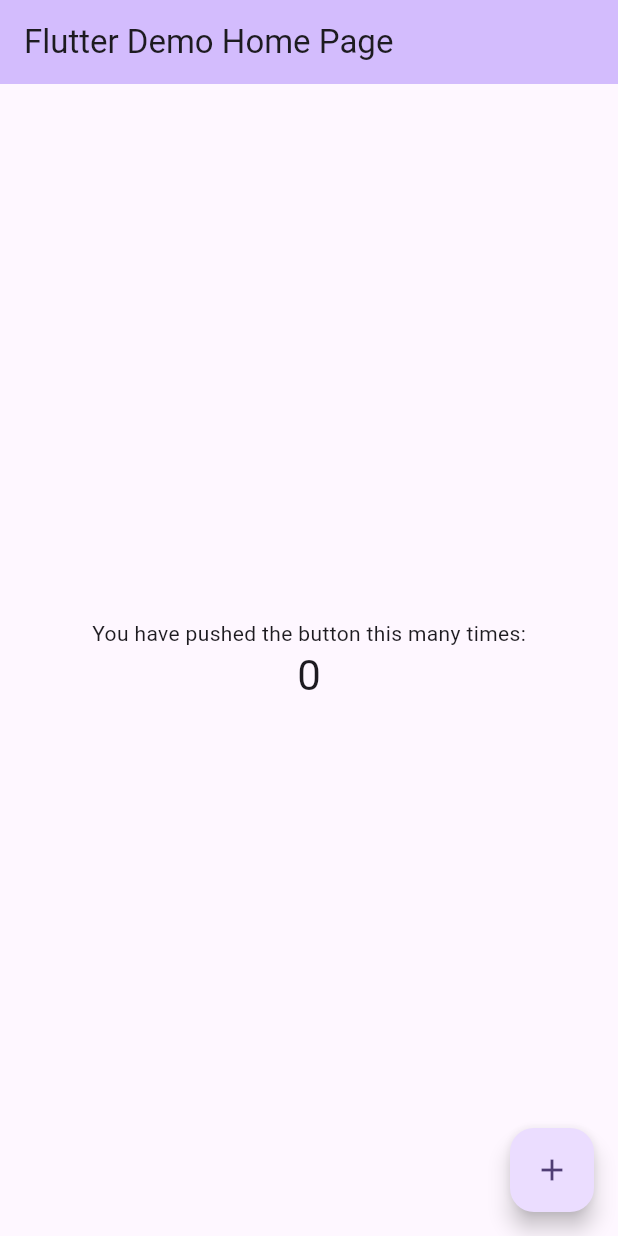
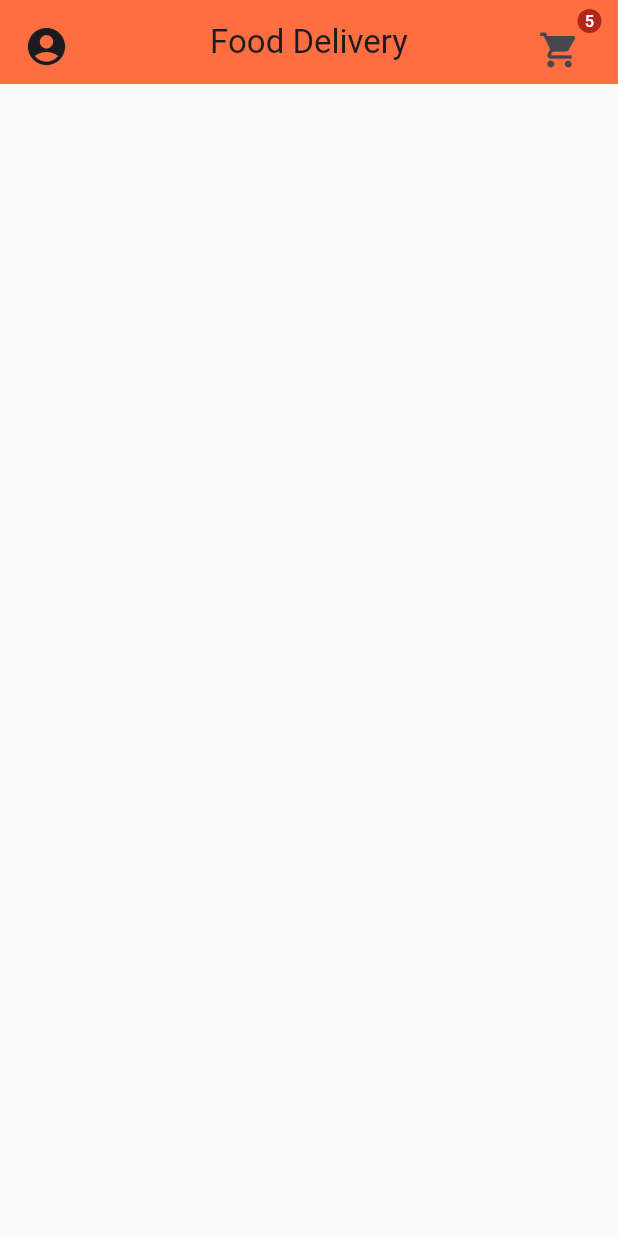
Before and after one commit to ssuvam-dev/food_delivery_app, a Flutter app: the screen it shows after launch, on a phone screen of 412 x 824 dp. Run offline on Flutter 3.47's test engine with Material 3 defaults, Android fonts, the light colour scheme and no system bars.

Commit message:
Added appbar

```diff
--- a/lib/main.dart
+++ b/lib/main.dart
@@ -1,4 +1,5 @@
 import 'package:flutter/material.dart';
+import 'package:tryfooddeliveryapp/screens/home_screen.dart';
 
 void main() {
   runApp(const MyApp());
@@ -11,115 +12,11 @@ class MyApp extends StatelessWidget {
   @override
   Widget build(BuildContext context) {
     return MaterialApp(
-      title: 'Flutter Demo',
-      theme: ThemeData(
-        // This is the theme of your application.
-        //
-        // TRY THIS: Try running your application with "flutter run". You'll see
-        // the application has a blue toolbar. Then, without quitting the app,
-        // try changing the seedColor in the colorScheme below to Colors.green
-        // and then invoke "hot reload" (save your changes or press the "hot
-        // reload" button in a Flutter-supported IDE, or press "r" if you used
-        // the command line to start the app).
-        //
-        // Notice that the counter didn't reset back to zero; the application
-        // state is not lost during the reload. To reset the state, use hot
-        // restart instead.
-        //
-        // This works for code too, not just values: Most code changes can be
-        // tested with just a hot reload.
-        colorScheme: ColorScheme.fromSeed(seedColor: Colors.deepPurple),
-        useMaterial3: true,
-      ),
-      home: const MyHomePage(title: 'Flutter Demo Home Page'),
-    );
+        title: 'Flutter Demo',
+        debugShowCheckedModeBanner: false,
+        theme: ThemeData(
+          scaffoldBackgroundColor: Colors.grey[50]
+        ),
+        home: const HomeScreen());
   }
 }
-
-class MyHomePage extends StatefulWidget {
-  const MyHomePage({super.key, required this.title});
-
-  // This widget is the home page of your application. It is stateful, meaning
-  // that it has a State object (defined below) that contains fields that affect
-  // how it looks.
-
-  // This class is the configuration for the state. It holds the values (in this
-  // case the title) provided by the parent (in this case the App widget) and
-  // used by the build method of the State. Fields in a Widget subclass are
-  // always marked "final".
-
-  final String title;
-
-  @override
-  State<MyHomePage> createState() => _MyHomePageState();
-}
-
-class _MyHomePageState extends State<MyHomePage> {
-  int _counter = 0;
-
-  void _incrementCounter() {
-    setState(() {
-      // This call to setState tells the Flutter framework that something has
-      // changed in this State, which causes it to rerun the build method below
-      // so that the display can reflect the updated values. If we changed
-      // _counter without calling setState(), then the build method would not be
-      // called again, and so nothing would appear to happen.
-      _counter++;
-    });
-  }
-
-  @override
-  Widget build(BuildContext context) {
-    // This method is rerun every time setState is called, for instance as done
-    // by the _incrementCounter method above.
-    //
-    // The Flutter framework has been optimized to make rerunning build methods
-    // fast, so that you can just rebuild anything that needs updating rather
-    // than having to individually change instances of widgets.
-    return Scaffold(
-      appBar: AppBar(
-        // TRY THIS: Try changing the color here to a specific color (to
-        // Colors.amber, perhaps?) and trigger a hot reload to see the AppBar
-        // change color while the other colors stay the same.
-        backgroundColor: Theme.of(context).colorScheme.inversePrimary,
-        // Here we take the value from the MyHomePage object that was created by
-        // the App.build method, and use it to set our appbar title.
-        title: Text(widget.title),
-      ),
-      body: Center(
-        // Center is a layout widget. It takes a single child and positions it
-        // in the middle of the parent.
-        child: Column(
-          // Column is also a layout widget. It takes a list of children and
-          // arranges them vertically. By default, it sizes itself to fit its
-          // children horizontally, and tries to be as tall as its parent.
-          //
-          // Column has various properties to control how it sizes itself and
-          // how it positions its children. Here we use mainAxisAlignment to
-          // center the children vertically; the main axis here is the vertical
-          // axis because Columns are vertical (the cross axis would be
-          // horizontal).
-          //
-          // TRY THIS: Invoke "debug painting" (choose the "Toggle Debug Paint"
-          // action in the IDE, or press "p" in the console), to see the
-          // wireframe for each widget.
-          mainAxisAlignment: MainAxisAlignment.center,
-          children: <Widget>[
-            const Text(
-              'You have pushed the button this many times:',
-            ),
-            Text(
-              '$_counter',
-              style: Theme.of(context).textTheme.headlineMedium,
-            ),
-          ],
-        ),
-      ),
-      floatingActionButton: FloatingActionButton(
-        onPressed: _incrementCounter,
-        tooltip: 'Increment',
-        child: const Icon(Icons.add),
-      ), // This trailing comma makes auto-formatting nicer for build methods.
-    );
-  }
-}
--- /dev/null
+++ b/lib/screens/home_screen.dart
@@ -0,0 +1,48 @@
+import 'package:flutter/material.dart';
+
+class HomeScreen extends StatefulWidget {
+  const HomeScreen({super.key});
+
+  @override
+  State<HomeScreen> createState() => _HomeScreenState();
+}
+
+class _HomeScreenState extends State<HomeScreen> {
+  @override
+  Widget build(BuildContext context) {
+    return Scaffold(
+      appBar: AppBar(
+        backgroundColor: Colors.deepOrangeAccent,
+        leading: Padding(
+          padding: const EdgeInsets.all(8.0),
+          child: IconButton(
+            onPressed: () {},
+            icon: const Icon(
+              Icons.account_circle,
+              size: 30.0,
+            ),
+          ),
+        ),
+        title: const Text("Food Delivery"),
+        centerTitle: true,
+        actions: [
+          Padding(
+            padding: const EdgeInsets.only(top: 10.0,right: 15.0),
+            child: Badge(
+              alignment: Alignment.topRight,
+              label: const Text("5"),
+              child:IconButton(
+              onPressed: (){},
+              icon:const Icon(
+                Icons.shopping_cart,
+                size: 28.0,
+                ),
+            ) ,
+            ),
+          ),
+
+        ],
+      ),
+    );
+  }
+}
```
